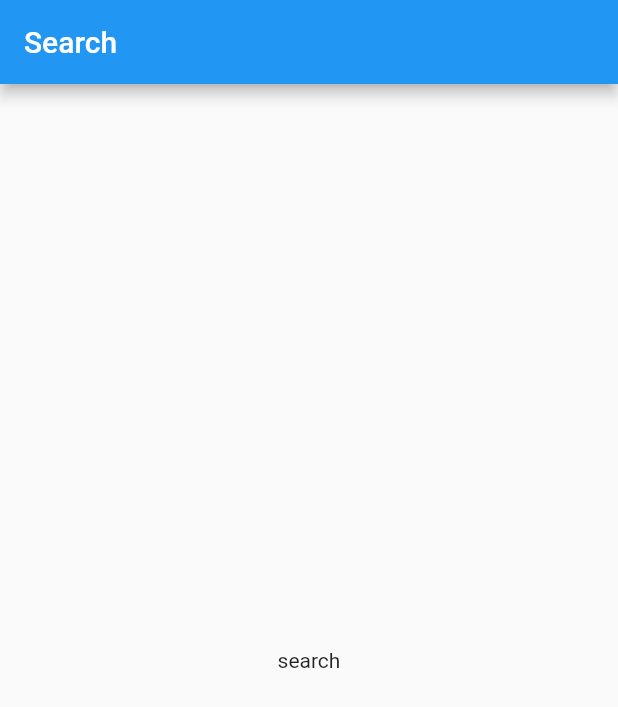
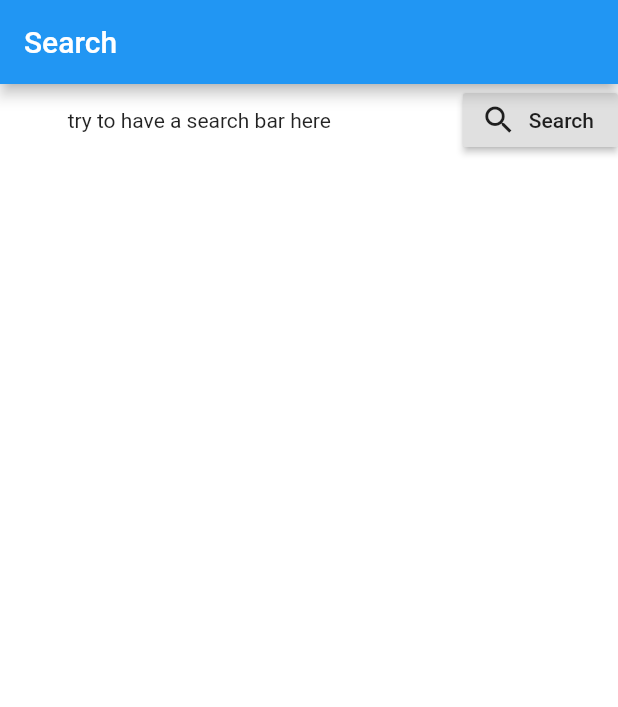
Before and after one commit to figoliu239/fyp_app, a Flutter app: the Search screen opened directly, on a phone screen of 412 x 824 dp. Shown: the top 707 px of the screen. Run offline on Flutter 3.47's test engine with Material 2 defaults, Android fonts, the phone set to English and light mode, and no system bars.

Commit message:
modify searchpage

```diff
--- a/lib/pages/search.dart
+++ b/lib/pages/search.dart
@@ -1,4 +1,5 @@
 import 'package:flutter/material.dart';
+import 'package:fyp_app/pages/detailresult.dart';
 
 class Search extends StatelessWidget {
   @override
@@ -7,9 +8,25 @@ class Search extends StatelessWidget {
       appBar: AppBar(
           title: Text('Search')
       ),
-      body: Center(
-        child: Text('search'),
-      ),
+      backgroundColor: Colors.white,
+      body: Row(
+        mainAxisAlignment: MainAxisAlignment.end,
+        children: <Widget>[
+          Text('try to have a search bar here'),
+          FlatButton(onPressed: null, child: null),
+          RaisedButton.icon(
+            onPressed: () =>Navigator.push(
+                  context,
+                  MaterialPageRoute(
+                  builder: (context) => DetailedResult()
+              )),
+            icon:Icon(Icons.search),
+            label: Text("Search"),
+
+          ),
+
+        ],
+      )
 
     );
   }
```
Also changed, not shown: lib/pages/detailresult.dart (added, +18 -0 lines).
